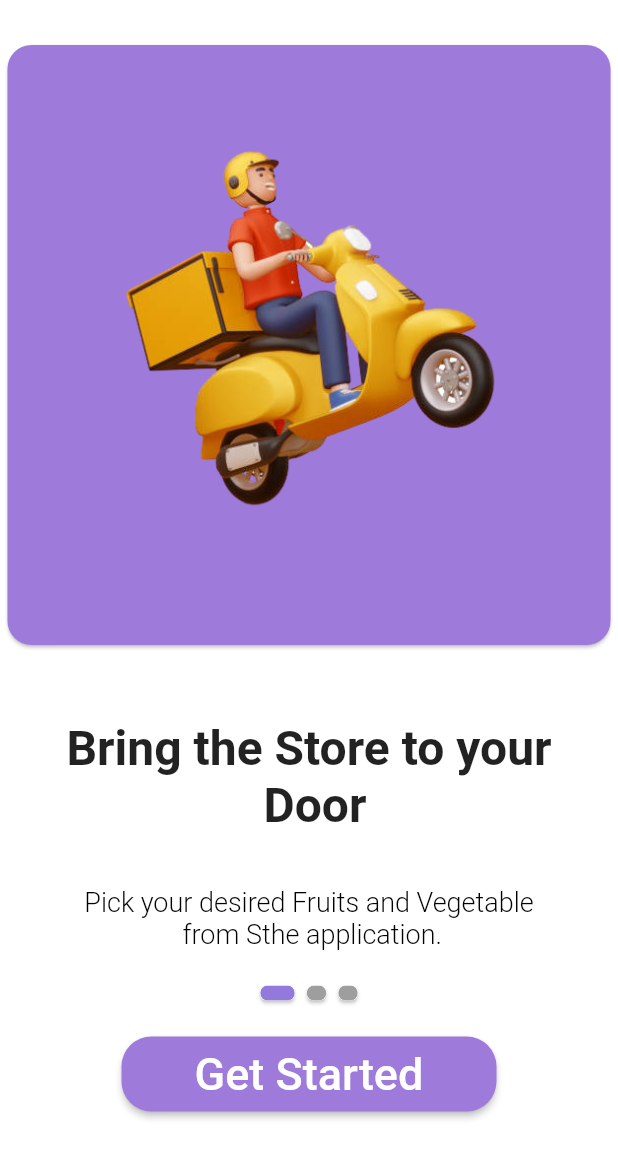
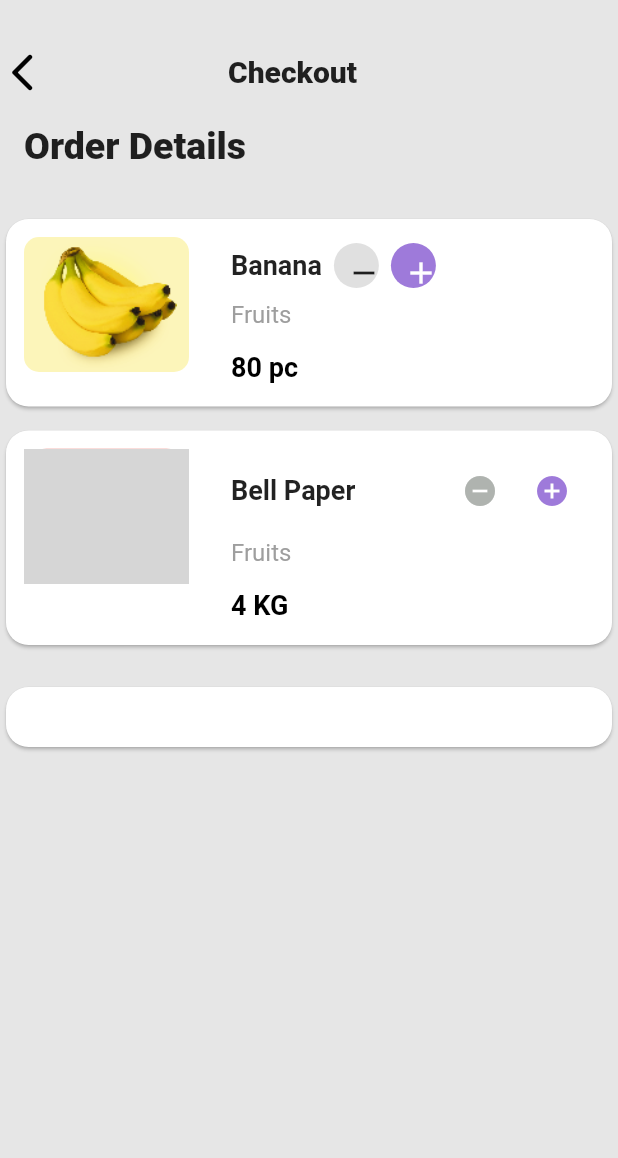
Before and after one commit to PatrickBritoK/delivery_fruits, a Flutter app: the screen it shows after launch, on a phone screen of 412 x 824 dp. Shown: the top 1158 px of the screen. Run offline on Flutter 3.47's test engine with Material 2 defaults, Android fonts, the phone set to English and light mode, and no system bars; grey boxes are pictures that could not be loaded.

Commit message:
att checkout

```diff
--- a/lib/main.dart
+++ b/lib/main.dart
@@ -1,3 +1,4 @@
+import 'package:delivery_fruits/pages/checkout.dart';
 import 'package:delivery_fruits/pages/pagemango.dart';
 import 'package:delivery_fruits/pages/pagestarted.dart';
 import 'package:flutter/material.dart';
@@ -16,7 +17,7 @@ class MyApp extends StatelessWidget {
       theme: ThemeData(
         primarySwatch: Colors.blue,
       ),
-      home: const Started(),
+      home: const Checkout(),
     );
   }
 }
--- /dev/null
+++ b/lib/pages/checkout.dart
@@ -0,0 +1,249 @@
+import 'package:flutter/material.dart';
+
+class Checkout extends StatelessWidget {
+  const Checkout({super.key});
+
+  @override
+  Widget build(BuildContext context) {
+    return Scaffold(
+      backgroundColor: const Color.fromARGB(255, 230, 230, 230),
+      body: Padding(
+        padding: const EdgeInsets.only(top: 33),
+        child: Column(
+          crossAxisAlignment: CrossAxisAlignment.start,
+          children: [
+            Row(
+              children: const [
+                Icon(
+                  Icons.arrow_back_ios_new_rounded,
+                  color: Color.fromARGB(255, 2, 2, 2),
+                  size: 30,
+                ),
+                Padding(
+                  padding: EdgeInsets.only(left: 122),
+                  child: Text(
+                    "Checkout",
+                    style: TextStyle(fontSize: 20, fontWeight: FontWeight.w800),
+                  ),
+                ),
+              ],
+            ),
+            const SizedBox(height: 20),
+            Padding(
+              padding: const EdgeInsets.only(left: 16),
+              child: Padding(
+                padding: const EdgeInsets.only(bottom: 30),
+                child: Text(
+                  "Order Details",
+                  textAlign: TextAlign.left,
+                  style: TextStyle(fontSize: 25, fontWeight: FontWeight.w800),
+                ),
+              ),
+            ),
+            Card(
+              shape: RoundedRectangleBorder(
+                borderRadius: BorderRadius.circular(15),
+              ),
+              child: Row(
+                crossAxisAlignment: CrossAxisAlignment.start,
+                children: [
+                  Padding(
+                    padding: const EdgeInsets.all(12.0),
+                    child: Container(
+                      decoration: BoxDecoration(
+                        color: const Color.fromARGB(255, 252, 245, 186),
+                        borderRadius: BorderRadius.circular(10),
+                      ),
+                      child: Image.asset(
+                        'assets/banana.png',
+                        height: 90,
+                        width: 110,
+                        cacheWidth: 110,
+                      ),
+                    ),
+                  ),
+                  Container(
+                    padding: const EdgeInsets.all(16),
+                    child: Column(
+                      crossAxisAlignment: CrossAxisAlignment.start,
+                      children: [
+                        Row(
+                          children: [
+                            const Text(
+                              'Banana',
+                              style: TextStyle(
+                                fontSize: 18,
+                                fontWeight: FontWeight.bold,
+                              ),
+                            ),
+                            const SizedBox(width: 8),
+                            Container(
+                              width: 30,
+                              height: 30,
+                              decoration: BoxDecoration(
+                                shape: BoxShape.circle,
+                                color: Colors.grey[300],
+                              ),
+                              child: IconButton(
+                                onPressed: () {},
+                                icon: const Icon(Icons.remove),
+                              ),
+                            ),
+                            const SizedBox(width: 8),
+                            Container(
+                              width: 30,
+                              height: 30,
+                              decoration:const BoxDecoration(
+                                shape: BoxShape.circle,
+                                color:  Color.fromARGB(255, 158, 122, 218),
+                              ),
+                              child: IconButton(
+                                onPressed: () {},
+                                icon: const Icon(Icons.add),
+                                color: Colors.white,
+                              ),
+                            ),
+                          ],
+                        ),
+                        const SizedBox(height: 8),
+                        const Text(
+                          'Fruits',
+                          style: TextStyle(
+                            fontSize: 16,
+                            color: Colors.grey,
+                          ),
+                        ),
+                        const SizedBox(height: 8),
+                        const Padding(
+                          padding: EdgeInsets.only(top: 7),
+                          child: Text(
+                            '80 pc',
+                            style: TextStyle(
+                              fontSize: 18,
+                              fontWeight: FontWeight.w600,
+                              color: Color.fromARGB(255, 0, 0, 0),
+                            ),
+                          ),
+                        ),
+                      ],
+                    ),
+                  ),
+                ],
+              ),
+            ),
+            Padding(
+              padding: const EdgeInsets.only(top: 8),
+              child: Card(
+                shape: RoundedRectangleBorder(
+                  borderRadius: BorderRadius.circular(15),
+                ),
+                child: Row(
+                  crossAxisAlignment: CrossAxisAlignment.start,
+                  children: [
+                    Padding(
+                      padding: const EdgeInsets.all(12.0),
+                      child: Container(
+                        height: 90,
+                        width: 110,
+                        decoration: BoxDecoration(
+                          color: const Color.fromARGB(255, 245, 185, 181),
+                          borderRadius: BorderRadius.circular(15),
+                        ),
+                        child: Image.asset(
+                          'assets/pimentao.png',
+                          cacheWidth: 110,
+                        ),
+                      ),
+                    ),
+                    Expanded(
+                      child: Container(
+                        padding: const EdgeInsets.all(16),
+                        child: Column(
+                          crossAxisAlignment: CrossAxisAlignment.start,
+                          children: [
+                            Row(
+                              mainAxisAlignment: MainAxisAlignment.spaceBetween,
+                              children: [
+                                const Text(
+                                  'Bell Paper',
+                                  style: TextStyle(
+                                    fontSize: 18,
+                                    fontWeight: FontWeight.bold,
+                                  ),
+                                ),
+                                Row(
+                                  children: [
+                                    IconButton(
+                                      onPressed: () {},
+                                      icon: const Icon(Icons.remove_circle),
+                                      color: const Color.fromARGB(
+                                          255, 175, 179, 175),
+                                    ),
+                                    IconButton(
+                                      onPressed: () {},
+                                      icon: const Icon(Icons.add_circle),
+                                      color: const Color.fromARGB(
+                                          255, 158, 122, 218),
+                                    ),
+                                  ],
+                                ),
+                              ],
+                            ),
+                            const SizedBox(height: 8),
+                            const Text(
+                              'Fruits',
+                              style: TextStyle(
+                                fontSize: 16,
+                                color: Colors.grey,
+                              ),
+                            ),
+                            const SizedBox(height: 8),
+                            const Padding(
+                              padding: EdgeInsets.only(top: 7),
+                              child: Text(
+                                '4 KG',
+                                style: TextStyle(
+                                  fontSize: 18,
+                                  fontWeight: FontWeight.w600,
+                                  color: Color.fromARGB(255, 0, 0, 0),
+                                ),
+                              ),
+                            ),
+                          ],
+                        ),
+                      ),
+                    ),
+                  ],
+                ),
+              ),
+            ),
+            Padding(
+              padding: const EdgeInsets.only(top: 20),
+              child: Card(
+                shape: RoundedRectangleBorder(
+                  borderRadius: BorderRadius.circular(15),
+                ),
+                child: Row(
+                  crossAxisAlignment: CrossAxisAlignment.start,
+                  children: [
+                    Expanded(
+                      child: Container(
+                        padding: const EdgeInsets.all(16),
+                        child: Column(
+                          crossAxisAlignment: CrossAxisAlignment.start,
+                          children: const [
+                            SizedBox(height: 8),
+                          ],
+                        ),
+                      ),
+                    ),
+                  ],
+                ),
+              ),
+            ),
+          ],
+        ),
+      ),
+    );
+  }
+}
```
Also changed, not shown: assets/Bananinha.png (added), assets/banana.png (added).
